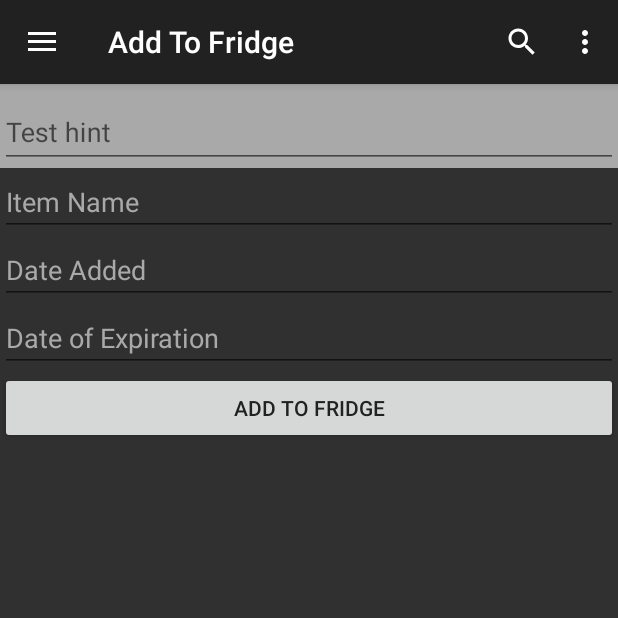
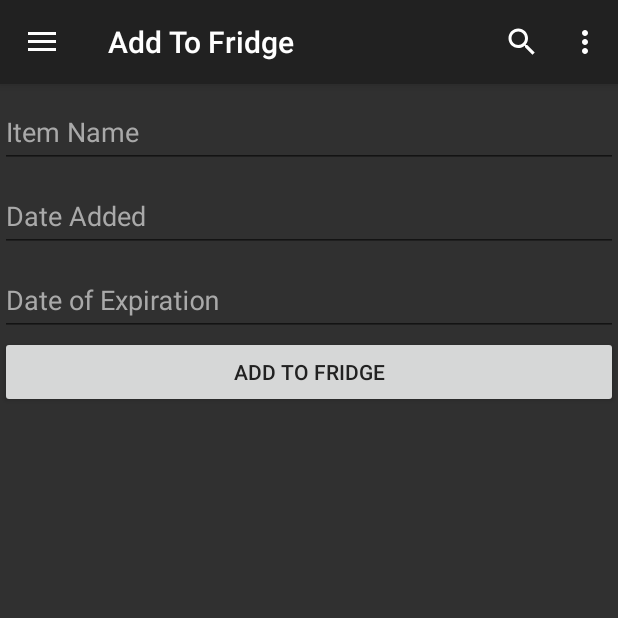
Before and after one commit to eyee19/Fridgemate, an Android app: the screen it shows after launch (MainActivity), after a tap on an icon or button, on a phone screen of 412 x 824 dp, the top half of it. Run offline under Robolectric (Android 15) with nearby library versions, the phone set to English and light mode, and no system bars.

Commit message:
Material Design text fields added

```diff
--- a/app/src/main/java/com/example/eyee3/fridgemate/AddFridgeFragment.java
+++ b/app/src/main/java/com/example/eyee3/fridgemate/AddFridgeFragment.java
@@ -3,6 +3,7 @@ package com.example.eyee3.fridgemate;
 import android.app.DatePickerDialog;
 import android.os.Bundle;
 import android.support.annotation.Nullable;
+import android.support.design.widget.TextInputEditText;
 import android.support.v4.app.Fragment;
 import android.view.LayoutInflater;
 import android.view.View;
@@ -19,14 +20,9 @@ import java.util.Calendar;
 import java.util.Locale;
 
 public class AddFridgeFragment extends Fragment {
-
-    public AddFridgeFragment() {
-
-    }
-
-    private EditText itemName;
-    private EditText dateAdded;
-    private EditText expirationDate;
+    private TextInputEditText nameBox;
+    private TextInputEditText dateBox;
+    private TextInputEditText expirationBox;
     private Button addItem;
     DatePickerDialog picker;
 
@@ -39,9 +35,9 @@ public class AddFridgeFragment extends Fragment {
 
     @Override
     public void onViewCreated(View view, @Nullable Bundle savedInstanceState) {
-        itemName = (EditText) getView().findViewById(R.id.name);
-        dateAdded = (EditText) getView().findViewById(R.id.dateAdded);
-        expirationDate = (EditText) getView().findViewById(R.id.expirationDate);
+        nameBox = (TextInputEditText) getView().findViewById(R.id.nameInput);
+        dateBox = (TextInputEditText) getView().findViewById(R.id.dateInput);
+        expirationBox = (TextInputEditText) getView().findViewById(R.id.expirationInput);
         addItem = (Button) getView().findViewById(R.id.addItemToFridge);
 
         addItem.setOnClickListener(new View.OnClickListener() {
@@ -51,7 +47,7 @@ public class AddFridgeFragment extends Fragment {
             }
         });
 
-        dateAdded.setOnClickListener(new View.OnClickListener() {
+        dateBox.setOnClickListener(new View.OnClickListener() {
             @Override
             public void onClick(View v) {
                 final Calendar cldr = Calendar.getInstance();
@@ -63,14 +59,14 @@ public class AddFridgeFragment extends Fragment {
                         new DatePickerDialog.OnDateSetListener() {
                             @Override
                             public void onDateSet(DatePicker view, int year, int monthOfYear, int dayOfMonth) {
-                                dateAdded.setText((monthOfYear + 1) + "/" + dayOfMonth + "/" + year);
+                                dateBox.setText((monthOfYear + 1) + "/" + dayOfMonth + "/" + year);
                             }
                         }, year, month, day);
                 picker.show();
             }
         });
 
-        expirationDate.setOnClickListener(new View.OnClickListener() {
+        expirationBox.setOnClickListener(new View.OnClickListener() {
             @Override
             public void onClick(View v) {
                 final Calendar cldr = Calendar.getInstance();
@@ -82,7 +78,7 @@ public class AddFridgeFragment extends Fragment {
                         new DatePickerDialog.OnDateSetListener() {
                             @Override
                             public void onDateSet(DatePicker view, int year, int monthOfYear, int dayOfMonth) {
-                                expirationDate.setText((monthOfYear + 1) + "/" + dayOfMonth + "/" + year);
+                                expirationBox.setText((monthOfYear + 1) + "/" + dayOfMonth + "/" + year);
                             }
                         }, year, month, day);
                 picker.show();
--- a/app/src/main/java/com/example/eyee3/fridgemate/FridgeFragment.java
+++ b/app/src/main/java/com/example/eyee3/fridgemate/FridgeFragment.java
@@ -22,7 +22,6 @@ public class FridgeFragment extends Fragment {
     }
 
     private ListView mFridgeList;
-    private Button mAddButton;
     private FloatingActionButton floatAdd;
     private ArrayAdapter<String> mAdapter;
 
@@ -36,19 +35,10 @@ public class FridgeFragment extends Fragment {
     @Override
     public void onViewCreated(View view, @Nullable Bundle savedInstanceState) {
         mFridgeList = (ListView) getView().findViewById(R.id.fridge_listView);
-        //mAddButton = (Button) getView().findViewById(R.id.add_button);
         floatAdd = (FloatingActionButton) getView().findViewById(R.id.fabFridge);
 
         mAdapter = new ArrayAdapter<>(getActivity(), android.R.layout.simple_list_item_1);
         mFridgeList.setAdapter(mAdapter);
-
-        /*mAddButton.setOnClickListener(new View.OnClickListener() {
-            @Override
-            public void onClick(View v) {
-                getActivity().getSupportFragmentManager().beginTransaction().replace(R.id.fragment_container,
-                        new AddFridgeFragment()).commit();
-            }
-        });*/
 
         floatAdd.setOnClickListener(new View.OnClickListener() {
             @Override
--- a/app/src/main/java/com/example/eyee3/fridgemate/ShoppingFragment.java
+++ b/app/src/main/java/com/example/eyee3/fridgemate/ShoppingFragment.java
@@ -24,7 +24,6 @@ public class ShoppingFragment extends Fragment {
     }
     private ListView mShoppingList;
     private EditText mItemEdit;
-    private Button mAddButton;
     private FloatingActionButton addList;
     private ArrayAdapter<String> mAdapter;
 
@@ -40,29 +39,10 @@ public class ShoppingFragment extends Fragment {
     public void onViewCreated(View view, @Nullable Bundle savedInstanceState) {
         mShoppingList = (ListView) getView().findViewById(R.id.shopping_listView);
         mItemEdit = (EditText) getView().findViewById(R.id.item_editText);
-        //mAddButton = (Button) getView().findViewById(R.id.add_button);
         addList = (FloatingActionButton) getView().findViewById(R.id.fabList);
 
         mAdapter = new ArrayAdapter<>(getActivity(), android.R.layout.simple_list_item_1);
         mShoppingList.setAdapter(mAdapter);
-
-        /*mAddButton.setOnClickListener(new View.OnClickListener() {
-            @Override
-            public void onClick(View v) {
-                String item = mItemEdit.getText().toString();
-
-                if (item.equals("")) {
-                    Toast.makeText(getActivity(), "You can't add an empty item!", Toast.LENGTH_SHORT).show();
-                }
-                else {
-                    mAdapter.add(item);
-                    Log.d("Shopping Fragment", "ITEM ADDED: " + item);
-                    mAdapter.notifyDataSetChanged();
-                    mItemEdit.setText("");
-                }
-
-            }
-        });*/
 
         addList.setOnClickListener(new View.OnClickListener() {
             @Override
--- a/app/src/main/res/layout/fragment_addfridge.xml
+++ b/app/src/main/res/layout/fragment_addfridge.xml
@@ -6,54 +6,56 @@
     <android.support.design.widget.TextInputLayout
         android:layout_width="match_parent"
         android:layout_height="wrap_content"
-        android:background="@color/darkMode"
-        android:id="@+id/materialBox">
+        android:textColorHint="@color/darkMode"
+        android:id="@+id/nameBox">
             <android.support.design.widget.TextInputEditText
                 android:layout_width="match_parent"
                 android:layout_height="wrap_content"
-                android:hint="Test hint" />
+                android:id="@+id/nameInput"
+                android:hint="Item Name"
+                android:textColor="@color/white"/>
     </android.support.design.widget.TextInputLayout>
 
-    <EditText
+    <android.support.design.widget.TextInputLayout
         android:layout_width="match_parent"
         android:layout_height="wrap_content"
-        android:layout_below="@+id/materialBox"
-        android:id="@+id/name"
-        android:hint="Item Name"
-        android:textColorHint="@color/darkMode"/>
-
-    <EditText
+        android:textColorHint="@color/darkMode"
+        android:layout_below="@+id/nameBox"
+        android:id="@+id/dateBox">
+        <android.support.design.widget.TextInputEditText
             android:layout_width="match_parent"
             android:layout_height="wrap_content"
-        android:id="@+id/dateAdded"
             android:clickable="true"
             android:focusableInTouchMode="false"
             android:textColor="@color/white"
             android:inputType="none"
-        android:layout_below="@+id/name"
-        android:hint="Date Added"
-        android:textColorHint="@color/darkMode"/>
+            android:id="@+id/dateInput"
+            android:hint="Date Added" />
+    </android.support.design.widget.TextInputLayout>
 
-    <EditText
+    <android.support.design.widget.TextInputLayout
         android:layout_width="match_parent"
         android:layout_height="wrap_content"
-        android:id="@+id/expirationDate"
+        android:textColorHint="@color/darkMode"
+        android:layout_below="@+id/dateBox"
+        android:id="@+id/expirationBox">
+        <android.support.design.widget.TextInputEditText
+            android:layout_width="match_parent"
+            android:layout_height="wrap_content"
             android:clickable="true"
             android:focusableInTouchMode="false"
             android:textColor="@color/white"
             android:inputType="none"
+            android:id="@+id/expirationInput"
             android:layout_below="@+id/dateAdded"
-        android:hint="Date of Expiration"
-        android:textColorHint="@color/darkMode"/>
+            android:hint="Date of Expiration" />
+    </android.support.design.widget.TextInputLayout>
 
     <Button
         android:layout_width="match_parent"
         android:layout_height="wrap_content"
         android:id="@+id/addItemToFridge"
-        android:layout_below="@+id/expirationDate"
+        android:layout_below="@+id/expirationBox"
         android:text="Add To Fridge"
         android:textColor="@color/appBar"/>
-
-
-
 </RelativeLayout>
```
Lines whose indentation alone changed are shown as unchanged.
